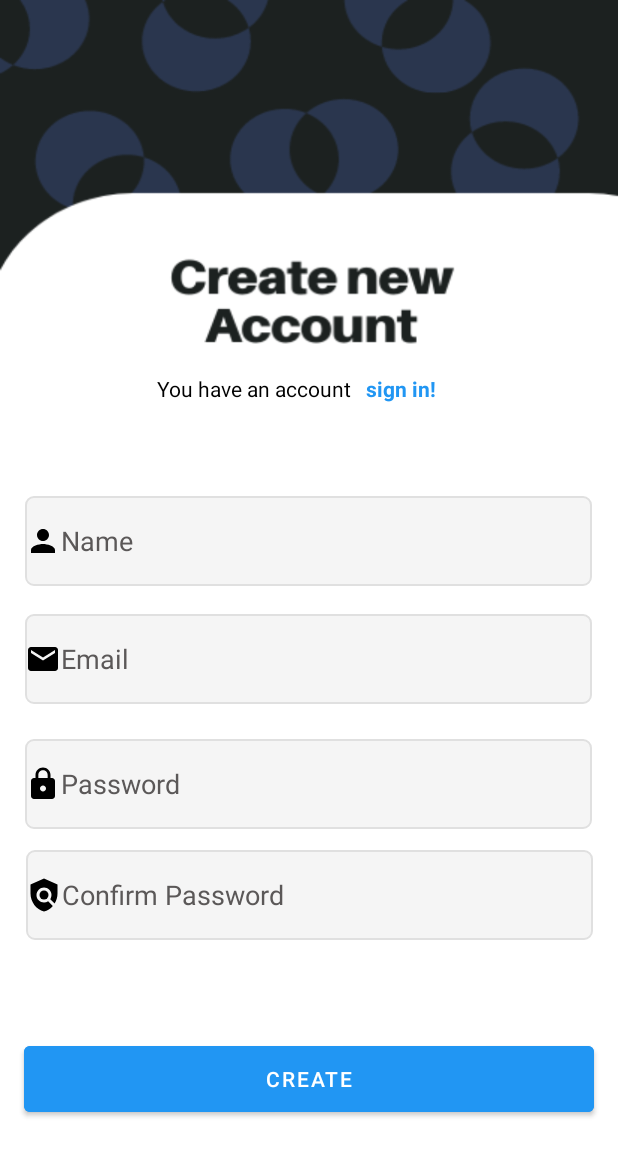
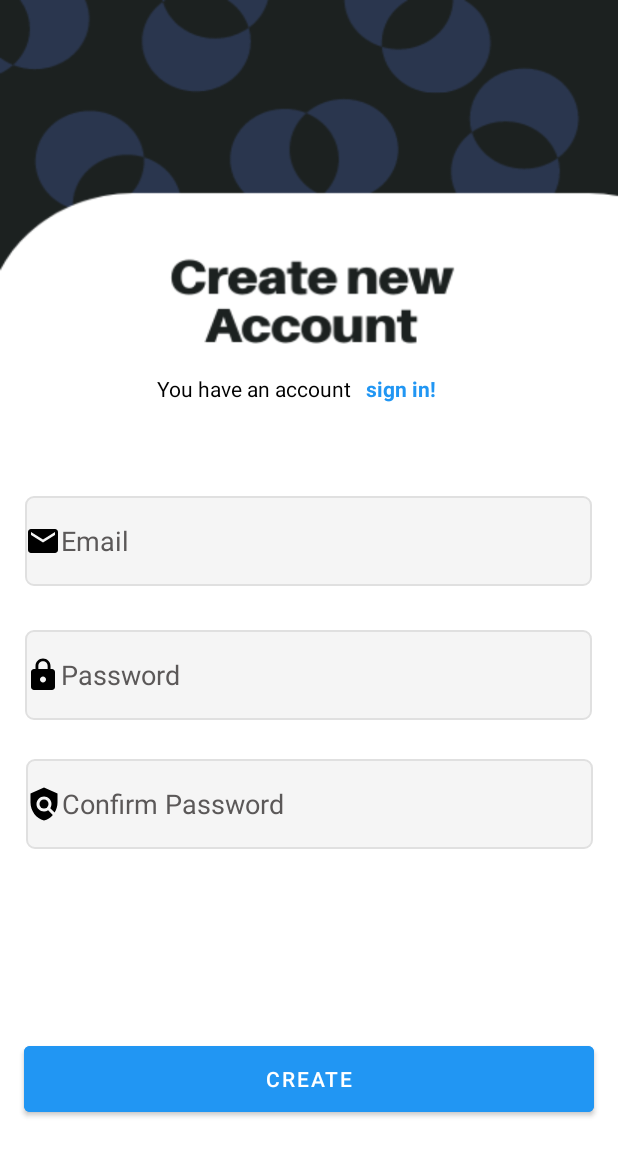
Before and after one commit to owokomoses/elderlycompanionapp, an Android app: the signupActivity screen opened directly, with no data from a screen before it, on a phone screen of 412 x 824 dp. Shown: the top 1156 px of the screen. Run offline under Robolectric (Android 15) with nearby library versions, the phone set to English and light mode, and no system bars; our stand-ins replace Firebase (no records; nobody signed in at launch, a user with empty details on screens opened directly).

Commit message:
added files

```diff
--- a/app/src/main/java/com/owoko/elderlycompanioncareapp/signupActivity.kt
+++ b/app/src/main/java/com/owoko/elderlycompanioncareapp/signupActivity.kt
@@ -1,20 +1,67 @@
 package com.owoko.elderlycompanioncareapp
 
+
 import android.content.Intent
+import android.os.Bundle
+import android.widget.Button
+import android.widget.TextView
+import android.widget.Toast
 import androidx.appcompat.app.AppCompatActivity
-import android.os.Bundle
-import android.widget.TextView
+import com.google.android.material.textfield.TextInputEditText
+import com.google.firebase.auth.FirebaseAuth
+import com.google.firebase.auth.ktx.auth
+import com.google.firebase.ktx.Firebase
 
 class signupActivity : AppCompatActivity() {
-    lateinit var text_signin: TextView
+    lateinit var Txt_gotologin:TextView
+    lateinit var edtemail:TextInputEditText
+    lateinit var edtpass:TextInputEditText
+    lateinit var Btnreg:Button
+    lateinit var edtconfpass:TextInputEditText
+     lateinit var auth:FirebaseAuth
+
+
     override fun onCreate(savedInstanceState: Bundle?) {
         super.onCreate(savedInstanceState)
         setContentView(R.layout.activity_signup)
-        text_signin = findViewById(R.id.text_signin)
 
-        text_signin.setOnClickListener {
+        Txt_gotologin = findViewById(R.id.textView2)
+        edtemail = findViewById(R.id.layout_name2)
+        edtpass = findViewById(R.id.layout_password2)
+        edtconfpass = findViewById(R.id.layout_password3)
+        Btnreg = findViewById(R.id.btn_signin)
+        auth = Firebase.auth
+
+        Txt_gotologin.setOnClickListener {
             val intent = Intent(this, MainActivity::class.java)
             startActivity(intent)
         }
+        Btnreg.setOnClickListener {
+            Signupuser()
+
+        }
     }
+    private fun Signupuser(){
+        val email=edtemail.text.toString()
+        val pass =edtpass.text.toString()
+        val confirmpass=edtconfpass.text.toString()
+
+        if (email.isBlank()||pass.isBlank()||confirmpass.isBlank()){
+            Toast.makeText(this,"please password and email cant be blank", Toast.LENGTH_LONG).show()
+        }else if(pass != confirmpass){
+            Toast.makeText(this,"Password do not match", Toast.LENGTH_LONG).show()
+        }
+        auth.createUserWithEmailAndPassword(email,pass).addOnCompleteListener(this){
+            if (it.isSuccessful){
+                val intent = Intent(this,MainActivity::class.java)
+                startActivity(intent)
+                Toast.makeText(this,"Signed up successfully", Toast.LENGTH_LONG).show()
+                finish()
+            }else{
+                Toast.makeText(this,"Failed to create user", Toast.LENGTH_LONG).show()
+            }
+
+        }
+    }
+
 }
--- a/app/src/main/res/layout/activity_main.xml
+++ b/app/src/main/res/layout/activity_main.xml
@@ -58,9 +58,9 @@
         android:layout_width="362dp"
         android:layout_height="49dp"
         android:background="@drawable/et_custom"
-        android:drawableStart="@drawable/baseline_person_24"
-        android:hint="Username"
-        android:inputType="textPersonName"
+        android:drawableStart="@drawable/baseline_email_24"
+        android:hint="Email"
+        android:inputType="textEmailAddress"
         android:textColor="@color/black"
         android:textColorHint="#5B5858"
         app:layout_constraintBottom_toBottomOf="parent"
--- a/app/src/main/res/layout/activity_signup.xml
+++ b/app/src/main/res/layout/activity_signup.xml
@@ -11,46 +11,28 @@
         android:id="@+id/layout_password3"
         android:layout_width="378dp"
         android:layout_height="60dp"
+        android:background="@drawable/et_custom"
         android:drawableStart="@drawable/baseline_policy_24"
         android:hint="Confirm Password"
         android:inputType="textPassword"
         android:textColor="@color/black"
         android:textColorHint="#5B5858"
-        android:background="@drawable/et_custom"
         app:layout_constraintBottom_toBottomOf="parent"
         app:layout_constraintEnd_toEndOf="parent"
         app:layout_constraintHorizontal_bias="0.515"
         app:layout_constraintStart_toStartOf="parent"
         app:layout_constraintTop_toTopOf="parent"
-        app:layout_constraintVertical_bias="0.742"
+        app:layout_constraintVertical_bias="0.662"
         tools:ignore="HardcodedText" />
 
     <com.google.android.material.textfield.TextInputEditText
         android:id="@+id/layout_password2"
         android:layout_width="378dp"
         android:layout_height="60dp"
+        android:background="@drawable/et_custom"
         android:drawableStart="@drawable/baseline_lock_24"
         android:hint="Password"
         android:inputType="textPassword"
-        android:textColor="@color/black"
-        android:textColorHint="#5B5858"
-        android:background="@drawable/et_custom"
-        app:layout_constraintBottom_toBottomOf="parent"
-        app:layout_constraintEnd_toEndOf="parent"
-        app:layout_constraintHorizontal_bias="0.484"
-        app:layout_constraintStart_toStartOf="parent"
-        app:layout_constraintTop_toTopOf="parent"
-        app:layout_constraintVertical_bias="0.645"
-        tools:ignore="HardcodedText" />
-
-    <com.google.android.material.textfield.TextInputEditText
-        android:id="@+id/layout_email"
-        android:layout_width="378dp"
-        android:layout_height="60dp"
-        android:background="@drawable/et_custom"
-        android:drawableStart="@drawable/baseline_email_24"
-        android:hint="@string/email"
-        android:inputType="textEmailAddress"
         android:textColor="@color/black"
         android:textColorHint="#5B5858"
         app:layout_constraintBottom_toBottomOf="parent"
@@ -58,14 +40,16 @@
         app:layout_constraintHorizontal_bias="0.484"
         app:layout_constraintStart_toStartOf="parent"
         app:layout_constraintTop_toTopOf="parent"
-        app:layout_constraintVertical_bias="0.536" />
+        app:layout_constraintVertical_bias="0.55"
+        tools:ignore="HardcodedText" />
 
     <com.google.android.material.textfield.TextInputEditText
         android:id="@+id/layout_name2"
         android:layout_width="378dp"
         android:layout_height="60dp"
-        android:drawableStart="@drawable/baseline_person_24"
-        android:hint="@string/name"
+        android:drawableStart="@drawable/baseline_email_24"
+        android:hint="Email"
+        android:inputType="textEmailAddress"
         android:textColor="@color/black"
         android:textColorHint="#5B5858"
         android:background="@drawable/et_custom"
--- a/build.gradle
+++ b/build.gradle
@@ -1,4 +1,8 @@
-// Top-level build file where you can add configuration options common to all sub-projects/modules.
+buildscript {
+    dependencies {
+        classpath 'com.google.gms:google-services:4.3.15'
+    }
+}// Top-level build file where you can add configuration options common to all sub-projects/modules.
 plugins {
     id 'com.android.application' version '8.0.1' apply false
     id 'com.android.library' version '8.0.1' apply false
```
Also changed, not shown: app/build.gradle (+6 -3 lines), app/src/main/java/com/owoko/elderlycompanioncareapp/MainActivity.kt (+31 -12 lines), 1 other file.
